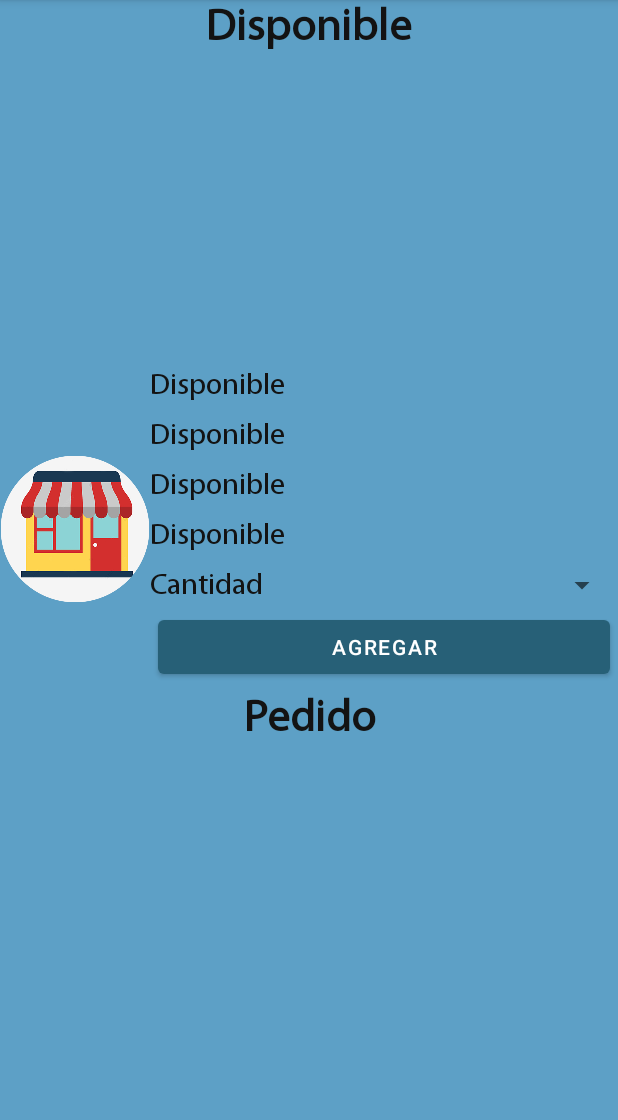
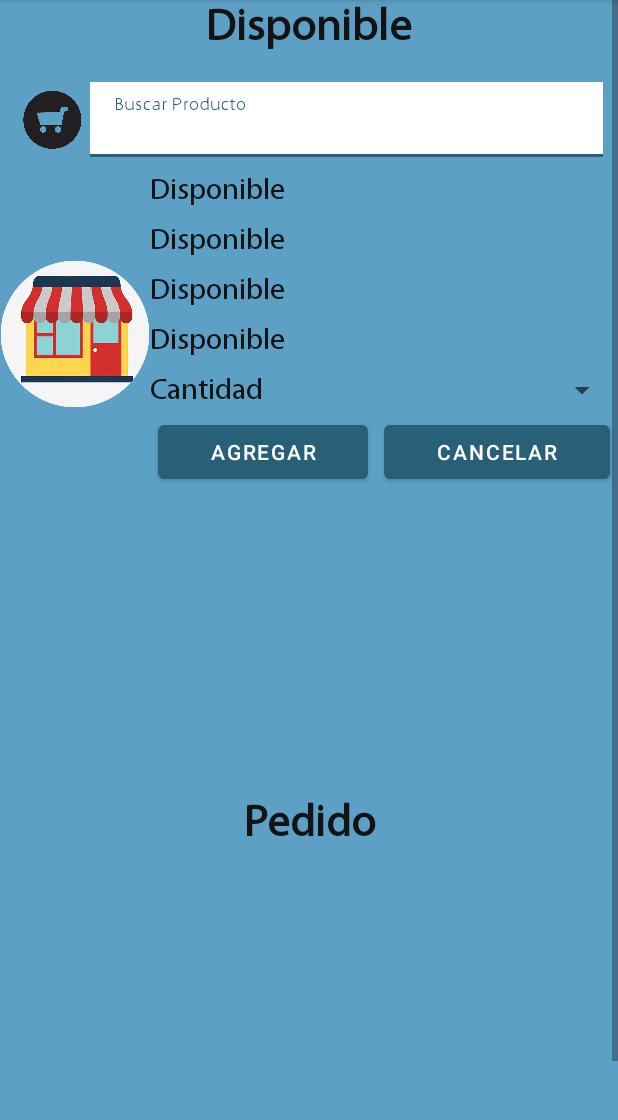
Before and after one commit to brandonrdgz/tiendita, an Android app: the fragment EditarPedidoFragment shown on its own in the app's theme, on a phone screen of 412 x 824 dp, the part 84-1204 px from its top. Run offline under Robolectric (Android 15) with nearby library versions, the phone set to English and light mode, and no system bars.

Commit message:
Fragmento Editar Pedido Adicion de Lógica

```diff
--- a/app/src/main/java/com/example/tiendita/ui/pedidos/EditarPedidoFragment.java
+++ b/app/src/main/java/com/example/tiendita/ui/pedidos/EditarPedidoFragment.java
@@ -11,10 +11,25 @@ import androidx.fragment.app.Fragment;
 import android.view.LayoutInflater;
 import android.view.View;
 import android.view.ViewGroup;
+import android.widget.Button;
+import android.widget.EditText;
+import android.widget.ImageView;
+import android.widget.ListView;
+import android.widget.Spinner;
+import android.widget.TextView;
 
 import com.example.tiendita.R;
+import com.example.tiendita.utilidades.Constantes;
 
 public class EditarPedidoFragment extends Fragment {
+    private ImageView ivBuscar,ivProducto;
+    private EditText tfBusqueda;
+    private ListView lvDisponible,lvPedido;
+    private TextView tvNombre,tvDescripcion,tvPrecio,tvDisponible;
+    private Spinner spCantidad;
+    private Button bttnAgregar,bttnAceptar,bttnDescartar;
+    private String pedidoId,sucursalId;
+    private Boolean esEdicion;
 
     private EditarPedidoViewModel mViewModel;
 
@@ -25,7 +40,37 @@ public class EditarPedidoFragment extends Fragment {
     @Override
     public View onCreateView(@NonNull LayoutInflater inflater, @Nullable ViewGroup container,
                              @Nullable Bundle savedInstanceState) {
-        return inflater.inflate(R.layout.fragment_editar_pedido, container, false);
+        View root=inflater.inflate(R.layout.fragment_editar_pedido, container, false);
+        Bundle data = this.getArguments();
+        if (data != null) {
+            esEdicion=data.getBoolean(Constantes.CONST_EDICION_TYPE);
+            if(esEdicion) {
+                pedidoId = data.getString(Constantes.CONST_PEDIDO_ID);
+            }
+            sucursalId=data.getString(Constantes.CONST_SUCURSAL_ID);
+            init(root);
+        }
+        return root;
+    }
+
+    private void init(View root) {
+        ivBuscar=root.findViewById(R.id.ib_busca_editar_producto);
+        ivProducto=root.findViewById(R.id.iv_foto_editar_producto);
+        tfBusqueda=root.findViewById(R.id.tf_busca_editar_producto);
+        lvDisponible=root.findViewById(R.id.lv_disponible);
+        lvPedido=root.findViewById(R.id.lv_pedido);
+        tvNombre=root.findViewById(R.id.tv_nombre_producto_pedido);
+        tvDescripcion=root.findViewById(R.id.tv_descripcion_producto_pedido);
+        tvPrecio=root.findViewById(R.id.tv_precio_producto_pedido);
+        tvDisponible=root.findViewById(R.id.tv_disponible_producto_pedido);
+        spCantidad=root.findViewById(R.id.sp_cantidad_producto_pedido);
+        bttnAceptar=root.findViewById(R.id.bttn_guardar_producto_pedido);
+        bttnDescartar=root.findViewById(R.id.bttn_descartar_producto_pedido);
+        bttnAgregar=root.findViewById(R.id.bttn_agregar_producto_pedido);
+
+
+
+
     }
 
     @Override
--- a/app/src/main/java/com/example/tiendita/utilidades/Constantes.java
+++ b/app/src/main/java/com/example/tiendita/utilidades/Constantes.java
@@ -61,6 +61,7 @@ public class Constantes {
    //Constantes para control de flujo
    //Constantes para Tipo de vista
    public static final String CONST_NEGOCIO_TYPE ="esNegocio";
+   public static final String CONST_EDICION_TYPE ="esEdicion";
 
 
    //Constantes para el tipo de actualizacion de la referencia local img
--- a/app/src/main/res/layout/fragment_editar_pedido.xml
+++ b/app/src/main/res/layout/fragment_editar_pedido.xml
@@ -24,17 +24,43 @@
             android:textColor="@color/font_color"
             android:textSize="30sp"
             android:textStyle="bold" />
-        <ListView
-            android:id="@+id/lv_disponible"
+        <LinearLayout
             android:layout_width="match_parent"
-            android:layout_height="200dp" />
+            android:layout_height="wrap_content"
+            android:layout_margin="10dp"
+            android:gravity="left"
+            android:orientation="horizontal">
+
+            <ImageView
+                android:id="@+id/ib_busca_editar_producto"
+                android:layout_width="50dp"
+                android:layout_height="50dp"
+                android:padding="5dp"
+                android:src="@drawable/ic_shopcart"/>
+
+            <com.google.android.material.textfield.TextInputLayout
+                android:layout_width="match_parent"
+                android:layout_height="wrap_content">
+                <com.google.android.material.textfield.TextInputEditText
+                    android:id="@+id/tf_busca_editar_producto"
+                    android:layout_width="match_parent"
+                    android:layout_height="50dp"
+                    android:background="@color/white"
+                    android:fontFamily="@font/myriadproregular"
+                    android:hint="@string/buscarProducto"
+                    android:inputType="text"
+                    android:padding="15dp"
+                    android:textSize="15sp"/>
+            </com.google.android.material.textfield.TextInputLayout>
+        </LinearLayout>
+
         <LinearLayout
             android:layout_width="match_parent"
             android:layout_height="wrap_content"
             android:orientation="horizontal">
 
             <ImageView
-                android:id="@+id/ib_foto_producto"
+                android:id="@+id/iv_foto_editar_producto"
                 android:layout_width="100dp"
                 android:layout_height="100dp"
                 android:layout_gravity="left|center_vertical"
@@ -97,7 +123,6 @@
                     <TextView
                         android:layout_width="wrap_content"
                         android:layout_height="wrap_content"
-                        android:layout_weight="1"
                         android:fontFamily="@font/myriadproregular"
                         android:gravity="left"
                         android:text="@string/cantidad"
@@ -105,21 +130,41 @@
                         android:textSize="20dp" />
 
                 <Spinner
-                    android:id="@+id/tv_cantidad_producto_pedido"
-                    android:layout_width="wrap_content"
+                    android:id="@+id/sp_cantidad_producto_pedido"
+                    android:layout_width="match_parent"
                     android:layout_height="wrap_content"></Spinner>
                 </LinearLayout>
 
-                <Button
-                    android:id="@+id/bttn_agregar_producto_pedido"
+                <LinearLayout
                     android:layout_width="match_parent"
                     android:layout_height="wrap_content"
-                    android:layout_margin="5dp"
-                    android:text="@string/agregar"/>
+                    android:orientation="horizontal">
+
+                    <Button
+                        android:id="@+id/bttn_agregar_producto_pedido"
+                        android:layout_weight="1"
+                        android:layout_width="wrap_content"
+                        android:layout_height="wrap_content"
+                        android:layout_margin="5dp"
+                        android:text="@string/agregar"/>
+                    <Button
+                        android:id="@+id/bttn_cancelar_producto_pedido"
+                        android:layout_weight="1"
+                        android:layout_width="wrap_content"
+                        android:layout_height="wrap_content"
+                        android:layout_margin="5dp"
+                        android:text="@string/cancelarBtn"/>
+                </LinearLayout>
+
+
             </LinearLayout>
 
 
         </LinearLayout>
+        <ListView
+            android:id="@+id/lv_disponible"
+            android:layout_width="match_parent"
+            android:layout_height="200dp" />
         <TextView
             android:layout_width="match_parent"
             android:layout_height="wrap_content"
@@ -136,6 +181,26 @@
             android:id="@+id/lv_pedido"
             android:layout_width="match_parent"
             android:layout_height="200dp" />
+        <LinearLayout
+            android:layout_width="match_parent"
+            android:layout_height="wrap_content"
+            android:orientation="horizontal">
+
+        <Button
+            android:id="@+id/bttn_guardar_producto_pedido"
+            android:layout_width="wrap_content"
+            android:layout_height="wrap_content"
+            android:layout_weight="1"
+            android:layout_margin="5dp"
+            android:text="@string/guardarBtn"/>
+        <Button
+            android:id="@+id/bttn_descartar_producto_pedido"
+            android:layout_weight="1"
+            android:layout_width="wrap_content"
+            android:layout_height="wrap_content"
+            android:layout_margin="5dp"
+            android:text="@string/descartarBtn"/>
+        </LinearLayout>
 
     </LinearLayout>
 
--- a/app/src/main/res/navigation/mobile_navigation.xml
+++ b/app/src/main/res/navigation/mobile_navigation.xml
@@ -99,6 +99,9 @@
             android:name="esNegocio"
             app:argType="boolean"
             android:defaultValue="false" />
+        <action
+            android:id="@+id/action_nav_mapu_to_nav_editpedido"
+            app:destination="@id/nav_editpedido" />
     </fragment>
 
 
```
Also changed, not shown: app/src/main/java/com/example/tiendita/ui/mapa/MapFragment.java (+13 -14 lines), app/src/main/java/com/example/tiendita/ui/pedidos/DetallePedidoFragment.java (+24 -1 lines).
